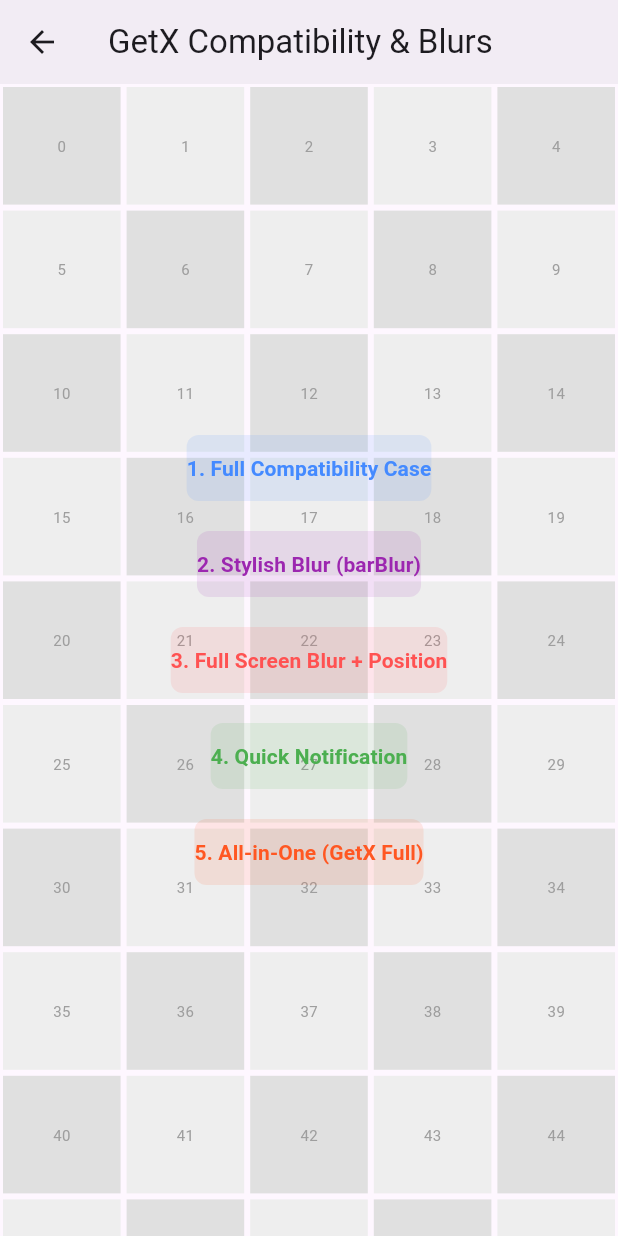
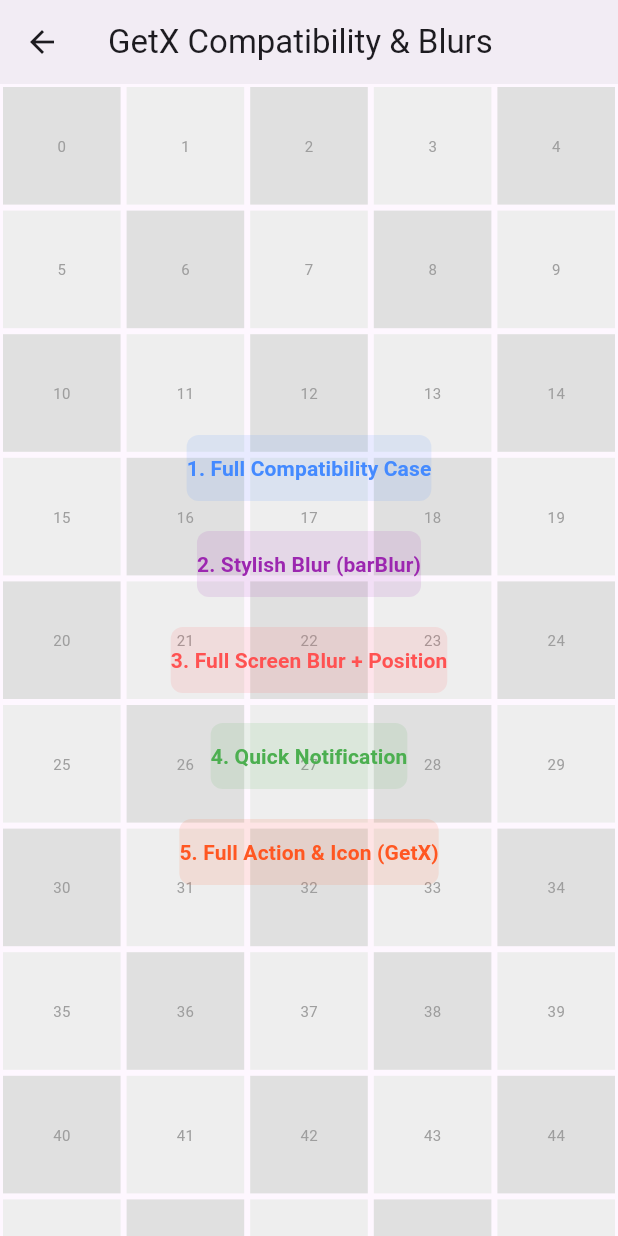
Before and after one commit to MakiAno/hyper_snackbar, a Flutter app: the screen it shows after launch, after a tap on "⚡ GetX Compatibility & Blurs", on a phone screen of 412 x 824 dp. Run offline on Flutter 3.47's test engine with Material 3 defaults, Android fonts, the phone set to English and light mode, and no system bars; our stand-ins replace go_router.

Commit message:
feat: update final example demo per request
Co-authored-by: MakiAno <61082990+MakiAno@users.noreply.github.com>

```diff
--- a/example/lib/main.dart
+++ b/example/lib/main.dart
@@ -273,12 +273,12 @@ class GetxLikeDemoPage extends StatelessWidget {
                   ),
                   const SizedBox(height: 16),
                   _ActionButton(
-                    label: '5. All-in-One (GetX Full)',
+                    label: '5. Full Action & Icon (GetX)',
                     color: Colors.deepOrange,
                     onPressed: () {
                       HyperSnackbar.show(
                         title: "Action Required",
-                        message: "This snackbar has icon pulsing, a main button, custom box shadows, and margins!",
+                        message: "This snackbar uses icon, mainButton, and onTap in a GetX-like rich notification!",
                         snackPosition: SnackPosition.TOP,
                         duration: const Duration(seconds: 6),
                         backgroundColor: Colors.deepOrange,
```
